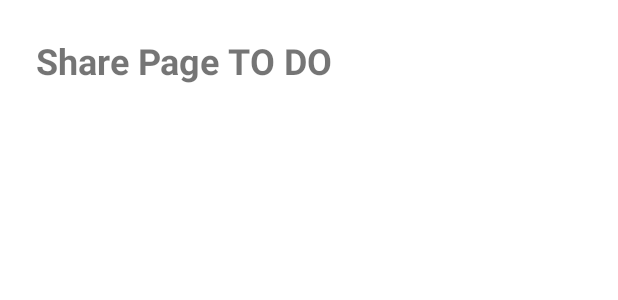
After one commit to mhamza1906/B07-SMART-AIR, an Android app: the layout parent_dashboard_share_page.xml on its own in the app's theme, with its tools: preview values and no code run, on a phone screen of 412 x 824 dp. The commit adds this screen. Shown: the top 300 px of the screen. Run offline under Robolectric (Android 15) with nearby library versions, the phone set to English and light mode, and no system bars.

Commit message:
fix: fixed share page for parent dashboard

```diff
--- /dev/null
+++ b/app/src/main/res/layout/parent_dashboard_share_page.xml
@@ -0,0 +1,19 @@
+<?xml version="1.0" encoding="utf-8"?>
+<LinearLayout xmlns:android="http://schemas.android.com/apk/res/android"
+    android:orientation="vertical"
+    android:padding="24dp"
+    android:layout_width="match_parent"
+    android:layout_height="match_parent">
+
+    <TextView
+        android:text="@string/dummy_share_page"
+        android:textSize="24sp"
+        android:textStyle="bold"
+        android:layout_marginBottom="16dp"
+        android:layout_width="wrap_content"
+        android:layout_height="wrap_content"/>
+
+
+
+
+</LinearLayout>
--- a/app/src/main/res/values/colors.xml
+++ b/app/src/main/res/values/colors.xml
@@ -13,5 +13,8 @@
     <color name="black_contrast">#000000</color>
     <color name="white_contrast">#FFFFFF</color>
     <color name="dark_words">#333333</color>
+    <color name="tab_selected">#000000</color>
+    <color name="tab_unselected">#888888</color>
+
 
 </resources>
```
Also changed, not shown: app/src/main/java/com/example/smart_air/ParentDashboardActivity.java (+60 -6 lines), app/src/main/res/layout/parent_dashboard.xml (+12 -8 lines).
